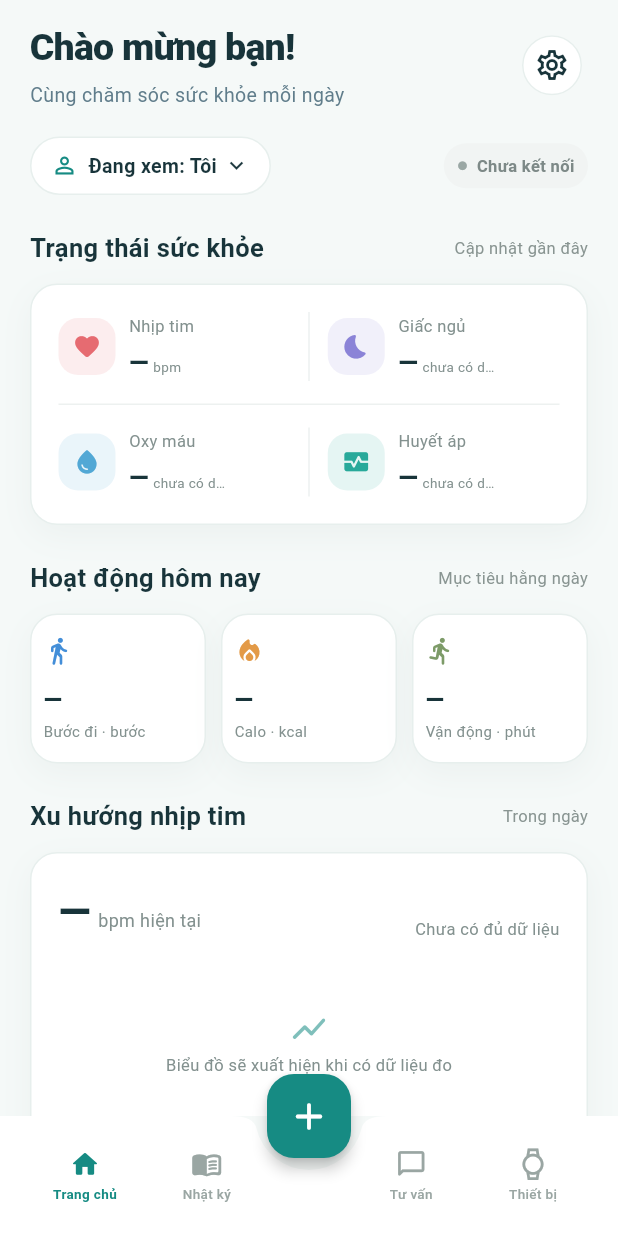
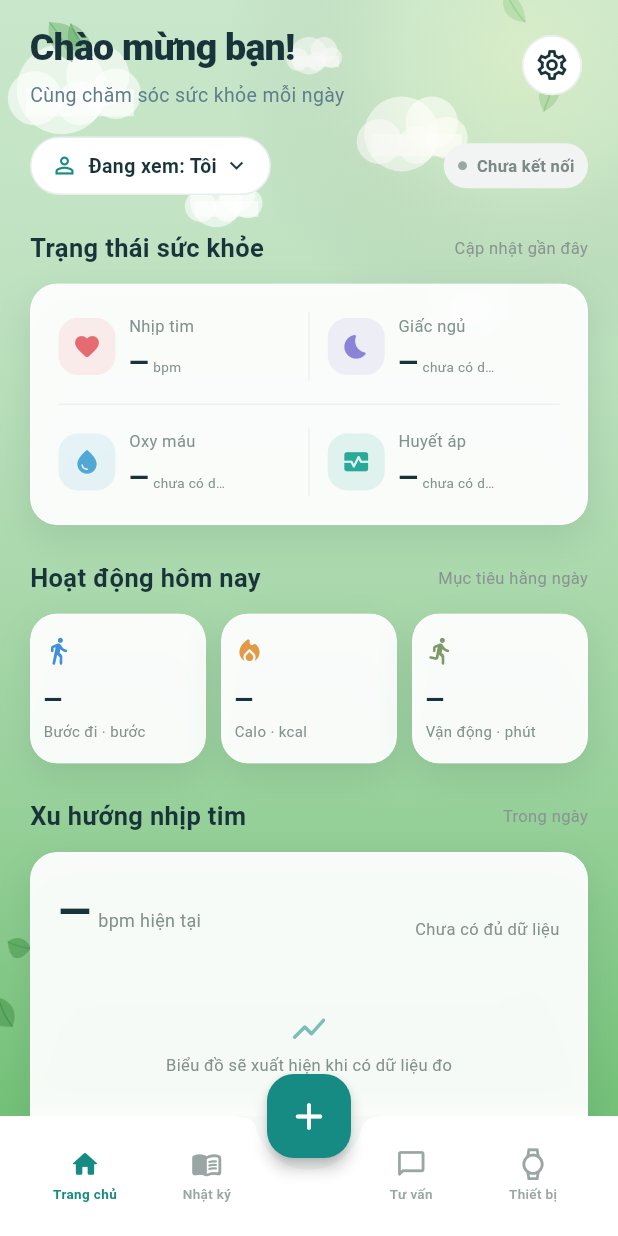
Before and after one commit to thienbaongo200-creator/HealthyApp, a Flutter app: the DashboardScreen screen opened directly, on a phone screen of 412 x 824 dp. Run offline on Flutter 3.47's test engine with Material 3 defaults, Android fonts, the light colour scheme and no system bars; our stand-ins replace dio, flutter_secure_storage, google_sign_in, permission_handler; accounts and stored records are empty.

Commit message:
[Frontend] Feat: add family member management screen

```diff
--- a/frontend/lib/views/home/dashboard_screen.dart
+++ b/frontend/lib/views/home/dashboard_screen.dart
@@ -6,6 +6,9 @@ import 'package:flutter/material.dart';
 import 'package:frontend/services/api_service.dart';
 import 'package:frontend/services/mock_health_data_service.dart';
 import 'package:frontend/services/watch_service.dart';
+import 'package:frontend/widgets/widgets.dart';
+
+import 'family_members_screen.dart';
 
 class DashboardScreen extends StatefulWidget {
   const DashboardScreen({super.key});
@@ -139,6 +142,16 @@ class _DashboardScreenState extends State<DashboardScreen> {
           mainAxisSize: MainAxisSize.min,
           children: [
             const ListTile(title: Text('Chọn hồ sơ đang xem')),
+            ListTile(
+              leading: const CircleAvatar(
+                backgroundColor: Color(0xFFE6F4F1),
+                child: Icon(Icons.groups_outlined, color: _teal),
+              ),
+              title: const Text('Quản lý thành viên gia đình'),
+              trailing: const Icon(Icons.chevron_right),
+              onTap: () => Navigator.pop(context, '__manage_members__'),
+            ),
+            const Divider(height: 1),
             for (final name in ['Tôi', 'Bố', 'Mẹ'])
               ListTile(
                 leading: CircleAvatar(
@@ -159,6 +172,14 @@ class _DashboardScreenState extends State<DashboardScreen> {
         ),
       ),
     );
+    if (member == '__manage_members__' && mounted) {
+      await Navigator.of(context).push<void>(
+        MaterialPageRoute<void>(
+          builder: (_) => const FamilyMembersScreen(),
+        ),
+      );
+      return;
+    }
     if (member != null && mounted) setState(() => _member = member);
   }
 
@@ -166,20 +187,12 @@ class _DashboardScreenState extends State<DashboardScreen> {
     required Widget child,
     EdgeInsets padding = const EdgeInsets.all(18),
   }) {
-    return Container(
+    return GlassCard(
       padding: padding,
-      decoration: BoxDecoration(
-        color: Colors.white,
-        borderRadius: BorderRadius.circular(18),
-        border: Border.all(color: const Color(0xFFE7EFED)),
-        boxShadow: [
-          BoxShadow(
-            color: const Color(0xFF244842).withValues(alpha: .045),
-            blurRadius: 18,
-            offset: const Offset(0, 7),
-          ),
-        ],
-      ),
+      borderRadius: 18,
+      blur: 10,
+      backgroundColor: const Color(0xEFFFFFFF),
+      borderColor: const Color(0xCCFFFFFF),
       child: child,
     );
   }
@@ -188,7 +201,8 @@ class _DashboardScreenState extends State<DashboardScreen> {
   Widget build(BuildContext context) {
     return Scaffold(
       backgroundColor: _canvas,
-      body: SafeArea(
+      body: SkyBackground(
+        child: SafeArea(
         child: RefreshIndicator(
           color: _teal,
           onRefresh: _refreshData,
@@ -473,6 +487,7 @@ class _DashboardScreenState extends State<DashboardScreen> {
               ),
             ],
           ),
+        ),
         ),
       ),
       floatingActionButton: FloatingActionButton(
--- /dev/null
+++ b/frontend/lib/widgets/glass_card.dart
@@ -0,0 +1,68 @@
+import 'dart:ui';
+
+import 'package:flutter/material.dart';
+
+/// Frosted glass surface designed to sit above decorative backgrounds.
+class GlassCard extends StatelessWidget {
+  const GlassCard({
+    super.key,
+    required this.child,
+    this.padding = const EdgeInsets.all(20),
+    this.margin,
+    this.borderRadius = 20,
+    this.blur = 14,
+    this.backgroundColor = const Color(0xCCFFFFFF),
+    this.borderColor = const Color(0x99FFFFFF),
+    this.borderWidth = 1,
+    this.shadowColor = const Color(0x1F244842),
+    this.width,
+    this.height,
+  });
+
+  final Widget child;
+  final EdgeInsetsGeometry padding;
+  final EdgeInsetsGeometry? margin;
+  final double borderRadius;
+  final double blur;
+  final Color backgroundColor;
+  final Color borderColor;
+  final double borderWidth;
+  final Color shadowColor;
+  final double? width;
+  final double? height;
+
+  @override
+  Widget build(BuildContext context) {
+    final radius = BorderRadius.circular(borderRadius);
+    return Container(
+      width: width,
+      height: height,
+      margin: margin,
+      decoration: BoxDecoration(
+        borderRadius: radius,
+        boxShadow: [
+          BoxShadow(
+            color: shadowColor,
+            blurRadius: 20,
+            offset: const Offset(0, 8),
+          ),
+        ],
+      ),
+      child: ClipRRect(
+        borderRadius: radius,
+        child: BackdropFilter(
+          filter: ImageFilter.blur(sigmaX: blur, sigmaY: blur),
+          child: Container(
+            padding: padding,
+            decoration: BoxDecoration(
+              color: backgroundColor,
+              borderRadius: radius,
+              border: Border.all(color: borderColor, width: borderWidth),
+            ),
+            child: child,
+          ),
+        ),
+      ),
+    );
+  }
+}
--- /dev/null
+++ b/frontend/lib/widgets/widgets.dart
@@ -0,0 +1,3 @@
+export 'glass_card.dart';
+export 'gradient_button.dart';
+export 'sky_background.dart';
```
Also changed, not shown: frontend/lib/views/auth/login_screen.dart (+7 -5 lines), frontend/lib/views/auth/profile_setup_screen.dart (+2 -6 lines), frontend/lib/views/auth/register_screen.dart (+2 -14 lines), frontend/lib/views/home/family_members_screen.dart (added, +371 -0 lines).
